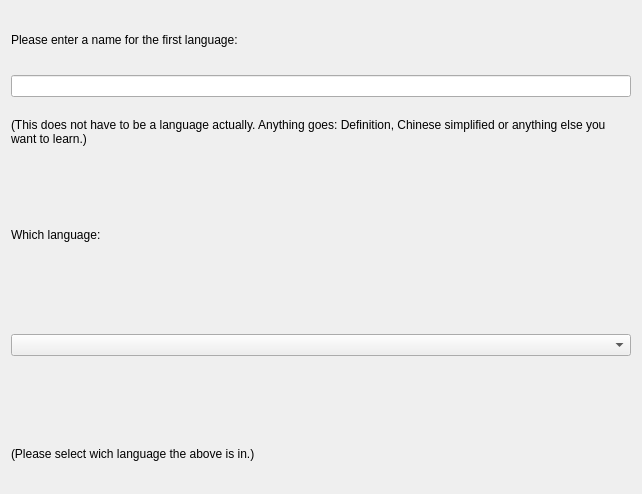
KDE/parley, file kvoctrain/newdocument-wizard/identifierlanguagepage.ui: the form before one commit.
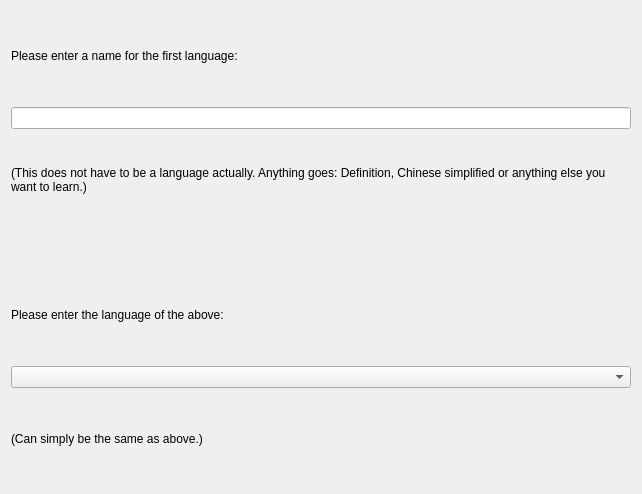
The form after the commit. Custom widgets are drawn as their Qt base class.

Commit message: Make language selection a combobox.

What changed in the file:
```diff
--- a/kvoctrain/newdocument-wizard/identifierlanguagepage.ui
+++ b/kvoctrain/newdocument-wizard/identifierlanguagepage.ui
@@ -55,42 +55,22 @@
    <item>
     <widget class="QLabel" name="label_2" >
      <property name="text" >
-      <string>Which language:</string>
+      <string>Please enter the language of the above:</string>
      </property>
     </widget>
    </item>
-   <item>
-    <widget class="KVTLanguageView" native="1" name="languageWidget" />
-   </item>
    <item>
     <widget class="QComboBox" name="languageComboBox" />
    </item>
-   <item>
-    <widget class="KLanguageButton" native="1" name="languageButton" />
-   </item>
    <item>
     <widget class="QLabel" name="label_4" >
      <property name="text" >
-      <string>(Please select wich language the above is in.)</string>
+      <string>(Can simply be the same as above.)</string>
      </property>
     </widget>
    </item>
   </layout>
  </widget>
- <customwidgets>
-  <customwidget>
-   <class>KVTLanguageView</class>
-   <extends>QWidget</extends>
-   <header>common-dialogs/kvtlanguageview.h</header>
-   <container>1</container>
-  </customwidget>
-  <customwidget>
-   <class>KLanguageButton</class>
-   <extends>QWidget</extends>
-   <header location="global" >klanguagebutton.h</header>
-   <container>1</container>
-  </customwidget>
- </customwidgets>
  <resources/>
  <connections/>
 </ui>
```
The commit also changes 4 other files.
